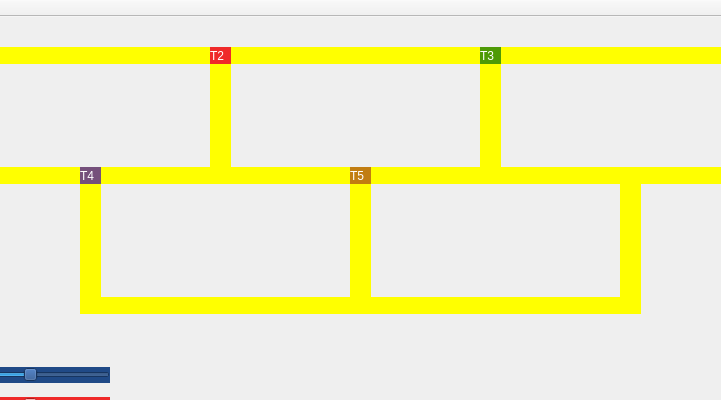
Before: the Qt Designer form mainwindow.ui in rodrigogomesrc/projeto-trem-so, drawn with Qt 5; both pictures show x 120 to 841 and y 0 to 400 of the 951 by 574 pixel window.
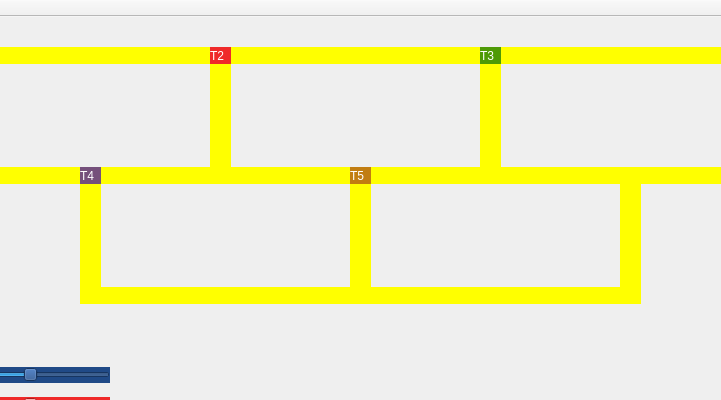
After: the same form once the commit is applied.

Patch:
```diff
--- a/mainwindow.ui
+++ b/mainwindow.ui
@@ -451,7 +451,7 @@
     <property name="geometry">
      <rect>
       <x>220</x>
-      <y>280</y>
+      <y>270</y>
       <width>250</width>
       <height>17</height>
      </rect>
@@ -467,7 +467,7 @@
     <property name="geometry">
      <rect>
       <x>200</x>
-      <y>160</y>
+      <y>150</y>
       <width>21</width>
       <height>137</height>
      </rect>
@@ -483,7 +483,7 @@
     <property name="geometry">
      <rect>
       <x>470</x>
-      <y>160</y>
+      <y>150</y>
       <width>21</width>
       <height>137</height>
      </rect>
@@ -499,7 +499,7 @@
     <property name="geometry">
      <rect>
       <x>490</x>
-      <y>280</y>
+      <y>270</y>
       <width>250</width>
       <height>17</height>
      </rect>
@@ -515,7 +515,7 @@
     <property name="geometry">
      <rect>
       <x>740</x>
-      <y>160</y>
+      <y>150</y>
       <width>21</width>
       <height>137</height>
      </rect>
```
